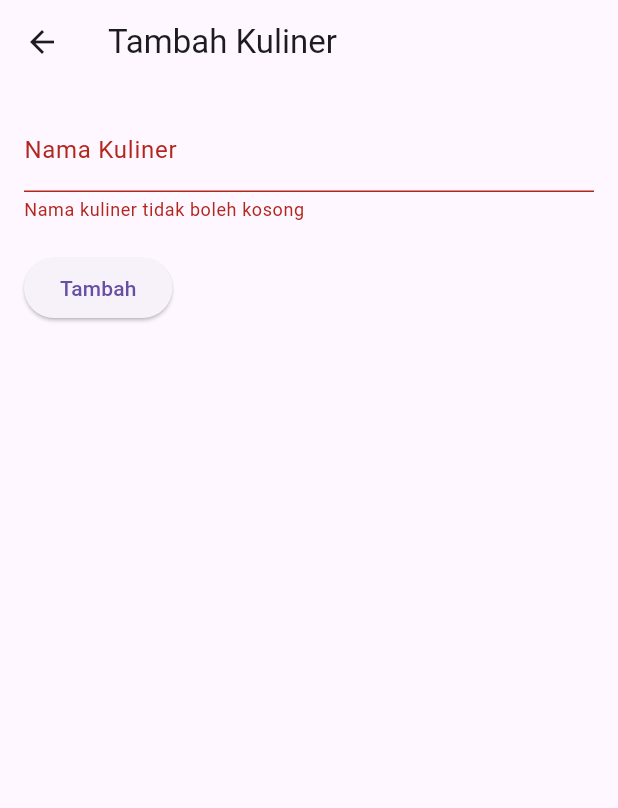
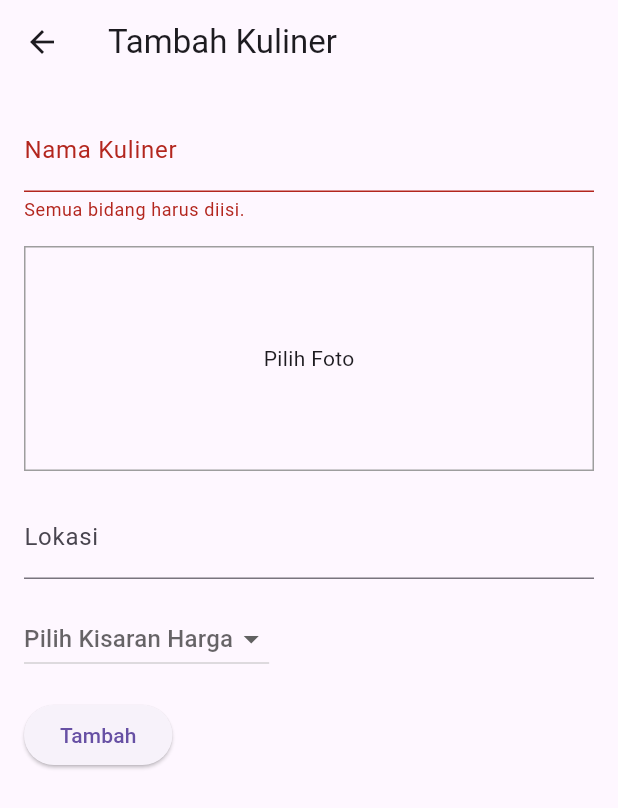
Before and after one commit to SitiMarfungahDwiLestari/kuliner_jogja, a Flutter app: the CreateScreen screen opened directly, after a tap on "Tambah", on a phone screen of 412 x 824 dp. Shown: the top 808 px of the screen. Run offline on Flutter 3.47's test engine with Material 3 defaults, Android fonts, the phone set to English and light mode, and no system bars; our stand-ins replace image_picker; network calls fail.

```diff
--- a/lib/screen/create_screen.dart
+++ b/lib/screen/create_screen.dart
@@ -1,4 +1,6 @@
 import 'package:flutter/material.dart';
+import 'package:image_picker/image_picker.dart';
+import 'dart:io';
 
 class CreateScreen extends StatefulWidget {
   const CreateScreen({Key? key}) : super(key: key);
@@ -9,6 +11,14 @@ class CreateScreen extends StatefulWidget {
 
 class _CreateScreenState extends State<CreateScreen> {
   final TextEditingController _nameController = TextEditingController();
+  final TextEditingController _locationController = TextEditingController();
+  final List<String> priceRanges = [
+    'Murah',
+    'Sedang',
+    'Mahal'
+  ]; // Opsi kisaran harga
+  String? _selectedPriceRange;
+  File? _selectedImage; // Menyimpan gambar yang dipilih
   String errorMessage = '';
 
   @override
@@ -19,6 +29,8 @@ class _CreateScreenState extends State<CreateScreen> {
       ),
       body: Padding(
         padding: const EdgeInsets.all(16.0),
+        child: SingleChildScrollView(
+          // Agar layar dapat digulir jika konten panjang
           child: Column(
             crossAxisAlignment: CrossAxisAlignment.start,
             children: [
@@ -30,32 +42,97 @@ class _CreateScreenState extends State<CreateScreen> {
                   errorText: errorMessage.isNotEmpty ? errorMessage : null,
                 ),
               ),
-            SizedBox(height: 20),
+              SizedBox(height: 16),
+              GestureDetector(
+                onTap: _pickImage, // Memilih gambar saat diketuk
+                child: _selectedImage != null
+                    ? Image.file(_selectedImage!,
+                        height: 150) // Menampilkan gambar yang dipilih
+                    : Container(
+                        height: 150,
+                        decoration: BoxDecoration(
+                          border: Border.all(
+                              color:
+                                  Colors.grey), // Bingkai jika tidak ada gambar
+                        ),
+                        child: Center(
+                          child: Text("Pilih Foto"),
+                        ),
+                      ),
+              ),
+              SizedBox(height: 16),
+              TextField(
+                controller: _locationController,
+                decoration: InputDecoration(
+                  labelText: "Lokasi",
+                  hintText: "Masukkan lokasi",
+                ),
+              ),
+              SizedBox(height: 16),
+              DropdownButton<String>(
+                value: _selectedPriceRange,
+                hint: Text("Pilih Kisaran Harga"),
+                items: priceRanges
+                    .map((range) => DropdownMenuItem(
+                          value: range,
+                          child: Text(range),
+                        ))
+                    .toList(),
+                onChanged: (value) {
+                  setState(() {
+                    _selectedPriceRange = value;
+                  });
+                },
+              ),
+              SizedBox(height: 16),
               ElevatedButton(
-              onPressed: _onAddPressed,
+                onPressed: _onSubmit,
                 child: Text("Tambah"),
               ),
             ],
           ),
         ),
+      ),
     );
   }
 
-  void _onAddPressed() {
+  void _pickImage() async {
+    final picker = ImagePicker();
+    final pickedFile = await picker.pickImage(
+        source: ImageSource.gallery); // Pilih gambar dari galeri
+    if (pickedFile != null) {
+      setState(() {
+        _selectedImage = File(pickedFile.path);
+      });
+    }
+  }
+
+  void _onSubmit() {
     final String name = _nameController.text.trim();
+    final String location = _locationController.text.trim();
 
-    if (name.isEmpty) {
+    if (name.isEmpty || location.isEmpty || _selectedPriceRange == null) {
       setState(() {
-        errorMessage = "Nama kuliner tidak boleh kosong";
+        errorMessage = "Semua bidang harus diisi.";
       });
-    } else {
-      Navigator.pop(context, name); // Mengirim data kembali ke HomeScreen
+      return;
     }
+
+    // Kirim data kembali ke layar sebelumnya
+    final Map<String, dynamic> kuliner = {
+      'name': name,
+      'image': _selectedImage, // Mengembalikan foto yang dipilih
+      'location': location,
+      'priceRange': _selectedPriceRange,
+    };
+
+    Navigator.pop(context, kuliner);
   }
 
   @override
   void dispose() {
     _nameController.dispose();
+    _locationController.dispose();
     super.dispose();
   }
 }
--- a/lib/screen/login_screen.dart
+++ b/lib/screen/login_screen.dart
@@ -1,4 +1,3 @@
-
 import 'package:flutter/material.dart';
 import 'package:kuliner_jogja/screen/home_screen.dart';
 import 'package:kuliner_jogja/widget/footer_widget.dart';
@@ -14,6 +13,7 @@ class LoginScreen extends StatelessWidget {
     var password = TextEditingController();
     var formKey = GlobalKey<FormState>();
     return Scaffold(
+      resizeToAvoidBottomInset: false,
       body: SafeArea(
           child: Center(
         child: Column(children: [
```
Also changed, not shown: lib/screen/home_screen.dart (+14 -8 lines), 1 other file. Lines whose indentation alone changed are shown as unchanged.
